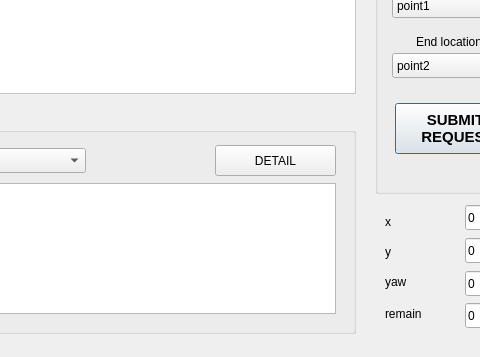
Qt form src/rio_ui/rio_ui/ui/admin_service.ui (addinedu-ros-4th/ros-repo-1) before a commit; both pictures show x 185 to 665 and y 367 to 724 of the 1349 by 724 pixel window.
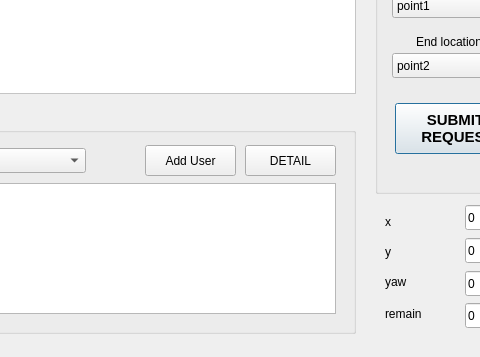
The same form after that commit.

```diff
--- a/src/rio_ui/rio_ui/ui/admin_service.ui
+++ b/src/rio_ui/rio_ui/ui/admin_service.ui
@@ -782,9 +782,9 @@
    <widget class="QPushButton" name="detail_bt">
     <property name="geometry">
      <rect>
-      <x>380</x>
+      <x>410</x>
       <y>32</y>
-      <width>121</width>
+      <width>91</width>
       <height>31</height>
      </rect>
     </property>
@@ -802,6 +802,19 @@
      </rect>
     </property>
    </widget>
+   <widget class="QPushButton" name="addUserBtn">
+    <property name="geometry">
+     <rect>
+      <x>310</x>
+      <y>32</y>
+      <width>91</width>
+      <height>31</height>
+     </rect>
+    </property>
+    <property name="text">
+     <string>Add User</string>
+    </property>
+   </widget>
   </widget>
   <widget class="QTableWidget" name="requestTable">
    <property name="geometry">
```
